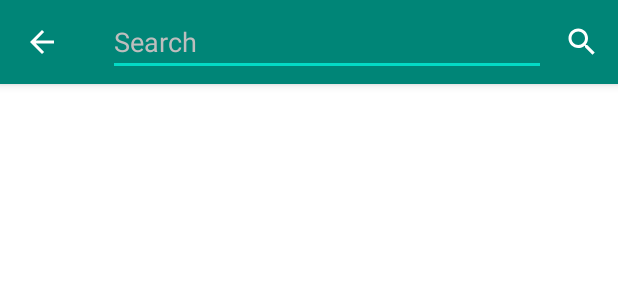
After one commit to tuannq2299/Dictionary, an Android app: the layout activity_search.xml on its own in the app's theme, with its tools: preview values and no code run, on a phone screen of 412 x 824 dp. The commit adds this screen. Shown: the top 300 px of the screen. Run offline under Robolectric (Android 15) with nearby library versions, the phone set to English and light mode, and no system bars.

Commit message:
add searchactivity

```diff
--- a/app/src/main/java/com/tuannq/tflat/FavoriteActivity.java
+++ b/app/src/main/java/com/tuannq/tflat/FavoriteActivity.java
@@ -26,7 +26,7 @@ public class FavoriteActivity extends AppCompatActivity {
         super.onCreate(savedInstanceState);
         setContentView(R.layout.activity_favorite);
 
-        topAppBar = findViewById(R.id.favoriteBack);
+        topAppBar = findViewById(R.id.favoriteTop);
         topAppBar.setTitle("Favorite");
         topAppBar.setNavigationOnClickListener(new View.OnClickListener() {
             @Override
--- a/app/src/main/java/com/tuannq/tflat/Fragment_Home1.java
+++ b/app/src/main/java/com/tuannq/tflat/Fragment_Home1.java
@@ -86,7 +86,6 @@ public class Fragment_Home1 extends Fragment {
             Intent intent = new Intent(getActivity(), TranslateActivity.class);
             intent.putExtra("word", word);
             startActivity(intent);
-
         }
     }
     public void requestTranslateVi(View v){
--- a/app/src/main/java/com/tuannq/tflat/HistoryActivity.java
+++ b/app/src/main/java/com/tuannq/tflat/HistoryActivity.java
@@ -28,7 +28,7 @@ public class HistoryActivity extends AppCompatActivity {
         super.onCreate(savedInstanceState);
         setContentView(R.layout.activity_history);
 
-        topAppBar = findViewById(R.id.historyBack);
+        topAppBar = findViewById(R.id.historyTop);
         topAppBar.setTitle("History");
         topAppBar.setNavigationOnClickListener(new View.OnClickListener() {
             @Override
--- a/app/src/main/java/com/tuannq/tflat/VnActivity.java
+++ b/app/src/main/java/com/tuannq/tflat/VnActivity.java
@@ -67,11 +67,7 @@ public class VnActivity extends AppCompatActivity {
                     case R.id.search:
                         Toast.makeText(VnActivity.this,"Search",Toast.LENGTH_SHORT).show();
                         break;
-                    case R.id.more:
-                        break;
-                    case R.id.menuSetting:
-                        Toast.makeText(VnActivity.this,"Setting",Toast.LENGTH_SHORT).show();
-                        break;
+
 
                 }
                 return false;
--- a/app/src/main/res/layout/activity_favorite.xml
+++ b/app/src/main/res/layout/activity_favorite.xml
@@ -11,7 +11,7 @@
         android:layout_height="wrap_content">
 
         <com.google.android.material.appbar.MaterialToolbar
-            android:id="@+id/favoriteBack"
+            android:id="@+id/favoriteTop"
             style="@style/Widget.MaterialComponents.Toolbar.Primary"
             android:layout_width="match_parent"
             android:layout_height="?attr/actionBarSize"
--- a/app/src/main/res/layout/activity_history.xml
+++ b/app/src/main/res/layout/activity_history.xml
@@ -11,7 +11,7 @@
         android:layout_height="wrap_content">
 
         <com.google.android.material.appbar.MaterialToolbar
-            android:id="@+id/historyBack"
+            android:id="@+id/historyTop"
             style="@style/Widget.MaterialComponents.Toolbar.Primary"
             android:layout_width="match_parent"
             android:layout_height="?attr/actionBarSize"
--- /dev/null
+++ b/app/src/main/res/layout/activity_search.xml
@@ -0,0 +1,35 @@
+<?xml version="1.0" encoding="utf-8"?>
+<LinearLayout xmlns:android="http://schemas.android.com/apk/res/android"
+    xmlns:app="http://schemas.android.com/apk/res-auto"
+    xmlns:tools="http://schemas.android.com/tools"
+    android:layout_width="match_parent"
+    android:layout_height="match_parent"
+    tools:context=".SearchActivity"
+    android:orientation="horizontal">
+    <com.google.android.material.appbar.AppBarLayout
+        android:layout_width="match_parent"
+        android:layout_height="wrap_content">
+        <com.google.android.material.appbar.MaterialToolbar
+            android:id="@+id/topSearch"
+            style="@style/Widget.MaterialComponents.Toolbar.Primary"
+            android:layout_width="match_parent"
+            android:layout_height="?attr/actionBarSize"
+            app:menu="@menu/menusearch"
+            app:navigationIcon="@drawable/back"
+            app:title="" >
+            <EditText
+                android:id="@+id/editSearch"
+                android:layout_width="match_parent"
+                android:layout_height="wrap_content"
+                android:hint="@string/search"
+                android:textColorHint="@color/gray">
+
+            </EditText>
+
+
+        </com.google.android.material.appbar.MaterialToolbar>
+
+    </com.google.android.material.appbar.AppBarLayout>
+
+
+</LinearLayout>
--- a/app/src/main/res/menu/menuback.xml
+++ b/app/src/main/res/menu/menuback.xml
@@ -1,4 +1,5 @@
 <?xml version="1.0" encoding="utf-8"?>
-<menu xmlns:android="http://schemas.android.com/apk/res/android">
+<menu xmlns:android="http://schemas.android.com/apk/res/android"
+    xmlns:app="http://schemas.android.com/apk/res-auto">>
 
 </menu>
--- a/app/src/main/res/menu/menusearch.xml
+++ b/app/src/main/res/menu/menusearch.xml
@@ -2,9 +2,9 @@
 <menu xmlns:android="http://schemas.android.com/apk/res/android"
     xmlns:app="http://schemas.android.com/apk/res-auto">
     <item
-        android:id="@+id/search"
+        android:id="@+id/searchWord"
         android:icon="@drawable/search"
-        android:title="Search"
-        app:showAsAction="ifRoom|collapseActionView" />
-
+        android:title="@string/search"
+        android:contentDescription="@string/search"
+        app:showAsAction="ifRoom" />
 </menu>
--- a/app/src/main/res/values/colors.xml
+++ b/app/src/main/res/values/colors.xml
@@ -9,4 +9,5 @@
     <color name="white">#FFFFFFFF</color>
     <color name="main">#008577</color>
     <color name="red">#F44336</color>
+    <color name="gray">#BEBEBE</color>
 </resources>
--- a/app/src/main/res/values/strings.xml
+++ b/app/src/main/res/values/strings.xml
@@ -3,8 +3,8 @@
     <string name="title_activity_tab">TabActivity</string>
     <string name="tab_text_1">Dictionary</string>
     <string name="tab_text_2">Learning</string>
-    <string name="search">search</string>
-    <string name="favorite">favorite</string>
+    <string name="search">Search</string>
+    <string name="favorite">Favorite</string>
     <string name="more">more</string>
     <string name="word">word</string>
 </resources>
```
Also changed, not shown: app/src/main/java/com/tuannq/tflat/SearchActivity.java (added, +49 -0 lines), app/src/main/java/com/tuannq/tflat/TranslateActivity.java (+3 -8 lines), app/src/main/res/menu/menu.xml (+7 -7 lines).
